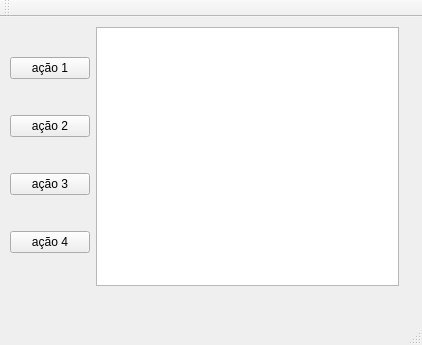
Above: tamagotchi.ui from tiago-araujo/tamagotchi before the change. Below: the same form after it.
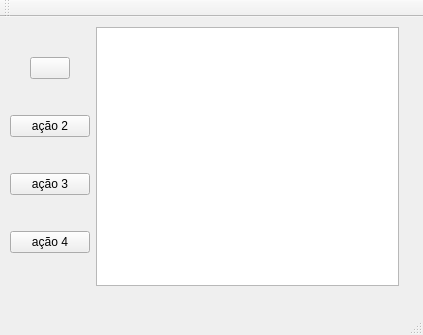
That is the form after the change.

The edit to the form file:
```diff
--- a/tamagotchi.ui
+++ b/tamagotchi.ui
@@ -6,8 +6,8 @@
    <rect>
     <x>0</x>
     <y>0</y>
-    <width>422</width>
-    <height>345</height>
+    <width>423</width>
+    <height>335</height>
    </rect>
   </property>
   <property name="windowTitle">
@@ -26,10 +26,19 @@
     <layout class="QHBoxLayout" name="horizontalLayout">
      <item>
       <layout class="QVBoxLayout" name="verticalLayout_2">
-       <item>
+       <item alignment="Qt::AlignHCenter">
         <widget class="QPushButton" name="interagirButton">
+         <property name="enabled">
+          <bool>true</bool>
+         </property>
+         <property name="sizePolicy">
+          <sizepolicy hsizetype="Fixed" vsizetype="Fixed">
+           <horstretch>0</horstretch>
+           <verstretch>0</verstretch>
+          </sizepolicy>
+         </property>
          <property name="text">
-          <string>ação 1</string>
+          <string/>
          </property>
         </widget>
        </item>
```
Left out of the diff: 2 changed lines with no effect on the pictures.
